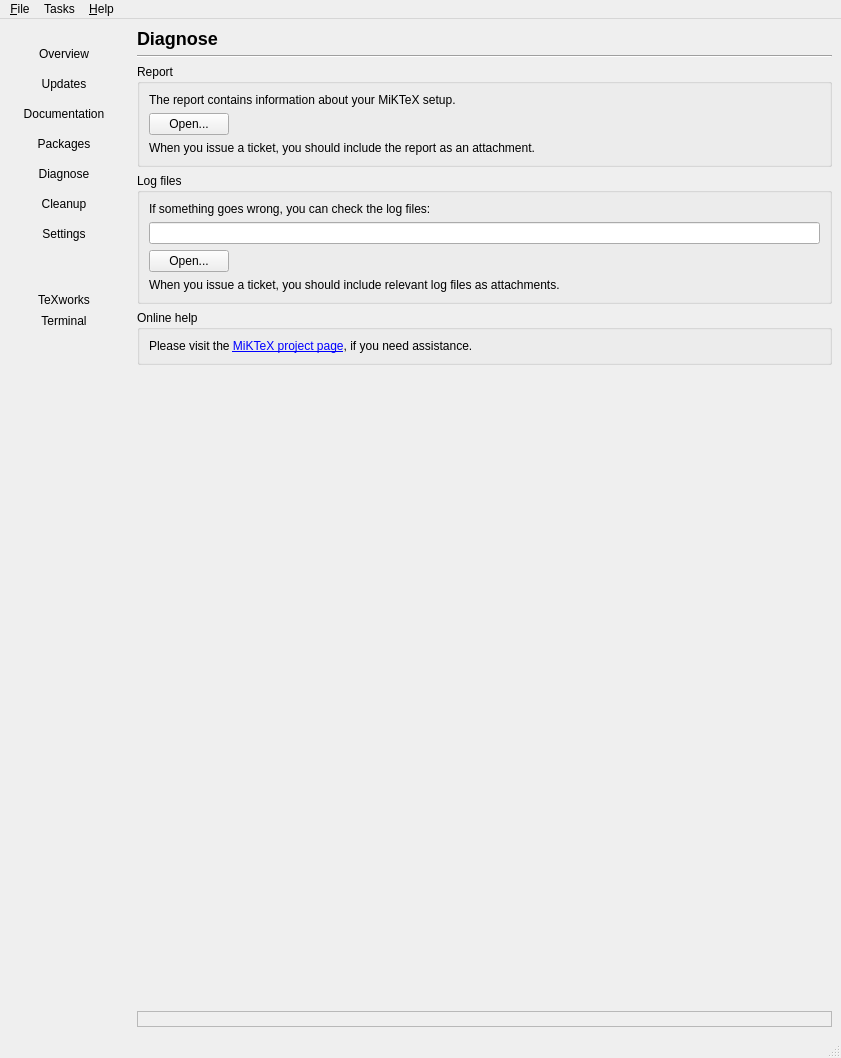
Before: the Qt Designer form Programs/MiKTeX/Console/Qt/mainwindow.ui in MiKTeX/miktex, drawn with Qt 5.
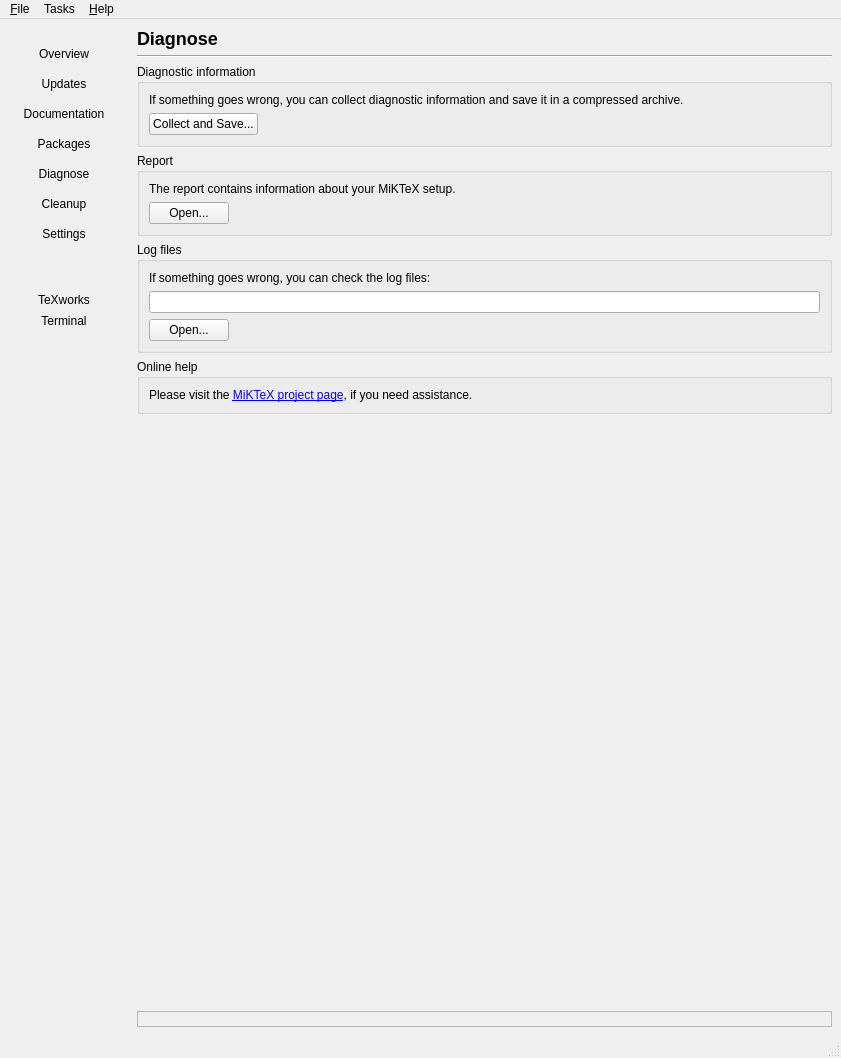
After: the same form once the commit is applied. The open tabs and pages were chosen to show the change. Icons and pictures are not drawn.

Commit message: miktex console save&collect

```diff
--- a/Programs/MiKTeX/Console/Qt/mainwindow.ui
+++ b/Programs/MiKTeX/Console/Qt/mainwindow.ui
@@ -1769,6 +1769,46 @@
              </property>
             </widget>
            </item>
+           <item>
+            <widget class="QGroupBox" name="groupBox_4">
+             <property name="title">
+              <string>Diagnostic information</string>
+             </property>
+             <layout class="QVBoxLayout" name="verticalLayout_20">
+              <item>
+               <widget class="QLabel" name="label_23">
+                <property name="text">
+                 <string>If something goes wrong, you can collect diagnostic information and save it in a compressed archive.</string>
+                </property>
+               </widget>
+              </item>
+              <item>
+               <layout class="QHBoxLayout" name="horizontalLayout_14">
+                <item>
+                 <widget class="QPushButton" name="pushButtonCollectAndSave">
+                  <property name="text">
+                   <string>Collect and Save...</string>
+                  </property>
+                 </widget>
+                </item>
+                <item>
+                 <spacer name="horizontalSpacer_11">
+                  <property name="orientation">
+                   <enum>Qt::Orientation::Horizontal</enum>
+                  </property>
+                  <property name="sizeHint" stdset="0">
+                   <size>
+                    <width>40</width>
+                    <height>20</height>
+                   </size>
+                  </property>
+                 </spacer>
+                </item>
+               </layout>
+              </item>
+             </layout>
+            </widget>
+           </item>
            <item>
             <widget class="QGroupBox" name="groupBox_2">
              <property name="title">
@@ -1806,13 +1846,6 @@
                 </item>
                </layout>
               </item>
-              <item>
-               <widget class="QLabel" name="label_17x_2">
-                <property name="text">
-                 <string>When you issue a ticket, you should include the report as an attachment.</string>
-                </property>
-               </widget>
-              </item>
              </layout>
             </widget>
            </item>
@@ -1860,13 +1893,6 @@
                 </item>
                </layout>
               </item>
-              <item>
-               <widget class="QLabel" name="label_17x_3">
-                <property name="text">
-                 <string>When you issue a ticket, you should include relevant log files as attachments.</string>
-                </property>
-               </widget>
-              </item>
              </layout>
             </widget>
            </item>
```
Left out of the diff: 138 changed lines with no effect on the pictures. The commit also changes 11 other files.
